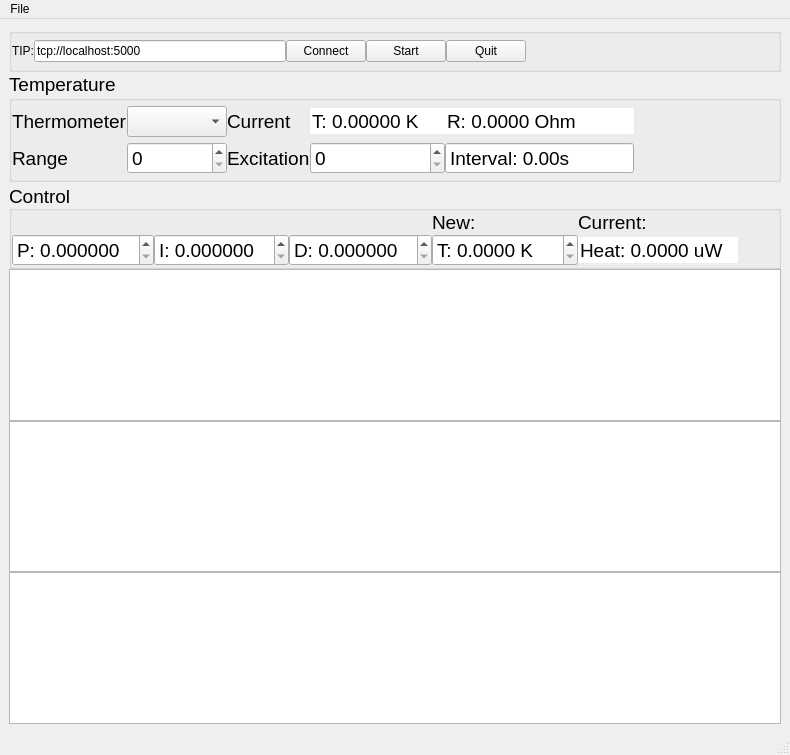
Above: gui/tip_gui_cover.ui from qkitgroup/tip before the change. Below: the same form after it.
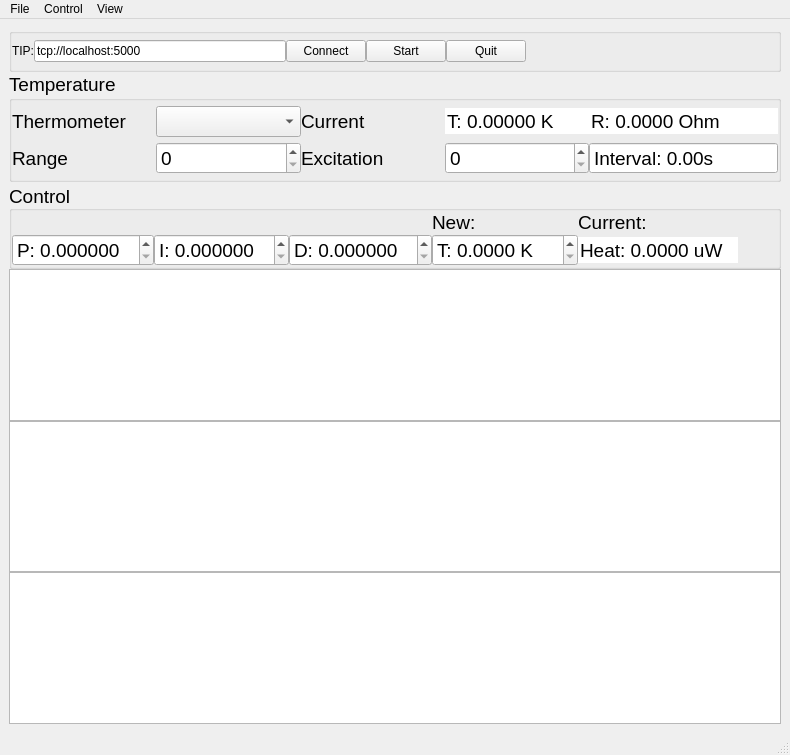
That is the form after the change. Custom widgets are drawn as their Qt base class.

Diff of the .ui file:
```diff
--- a/gui/tip_gui_cover.ui
+++ b/gui/tip_gui_cover.ui
@@ -303,19 +303,6 @@
            </property>
           </widget>
          </item>
-         <item row="0" column="5">
-          <spacer name="horizontalSpacer_2">
-           <property name="orientation">
-            <enum>Qt::Horizontal</enum>
-           </property>
-           <property name="sizeHint" stdset="0">
-            <size>
-             <width>40</width>
-             <height>20</height>
-            </size>
-           </property>
-          </spacer>
-         </item>
          <item row="1" column="1">
           <widget class="QSpinBox" name="range_spinbox">
            <property name="suffix">
@@ -323,19 +310,6 @@
            </property>
           </widget>
          </item>
-         <item row="1" column="5">
-          <spacer name="horizontalSpacer_5">
-           <property name="orientation">
-            <enum>Qt::Horizontal</enum>
-           </property>
-           <property name="sizeHint" stdset="0">
-            <size>
-             <width>40</width>
-             <height>20</height>
-            </size>
-           </property>
-          </spacer>
-         </item>
         </layout>
        </widget>
       </item>
@@ -556,6 +530,9 @@
    </layout>
   </widget>
   <widget class="QMenuBar" name="menubar">
+   <property name="enabled">
+    <bool>true</bool>
+   </property>
    <property name="geometry">
     <rect>
      <x>0</x>
@@ -570,7 +547,34 @@
     </property>
     <addaction name="actionQuit"/>
    </widget>
+   <widget class="QMenu" name="menuView">
+    <property name="title">
+     <string>View</string>
+    </property>
+    <addaction name="actionAll_Devices"/>
+    <addaction name="actionTIP_Configuration"/>
+   </widget>
+   <widget class="QMenu" name="menuControl">
+    <property name="title">
+     <string>Control</string>
+    </property>
+    <widget class="QMenu" name="menuTIP">
+     <property name="title">
+      <string>TIP</string>
+     </property>
+     <addaction name="actionQuit_TIP_server"/>
+    </widget>
+    <addaction name="action_TIP_server"/>
+    <addaction name="separator"/>
+    <addaction name="menuTIP"/>
+    <addaction name="separator"/>
+    <addaction name="actionQuit_TIP_GUI"/>
+    <addaction name="separator"/>
+    <addaction name="actionreconnect_to_TIP"/>
+   </widget>
    <addaction name="menuFile"/>
+   <addaction name="menuControl"/>
+   <addaction name="menuView"/>
   </widget>
   <widget class="QStatusBar" name="statusbar"/>
   <action name="actionQuit">
```
Left out of the diff: 35 changed lines with no effect on the pictures.
